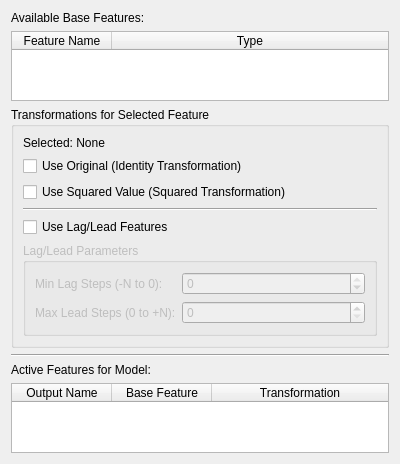
Qt form src/WhiskerToolbox/ML_Widget/FeatureProcessingWidget/FeatureProcessingWidget.ui (paulmthompson/WhiskerToolbox) before a commit.
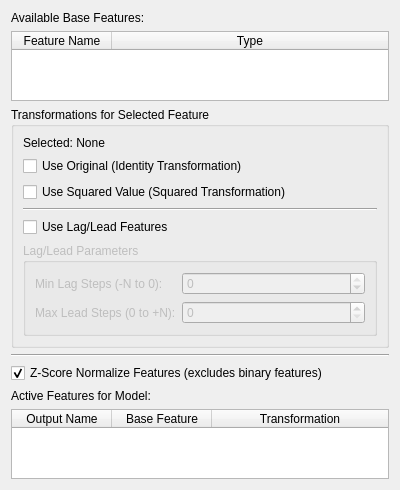
The same form after that commit.

Commit message: better layout. Make sure to remove nans and z score for prediction

```diff
--- a/src/WhiskerToolbox/ML_Widget/FeatureProcessingWidget/FeatureProcessingWidget.ui
+++ b/src/WhiskerToolbox/ML_Widget/FeatureProcessingWidget/FeatureProcessingWidget.ui
@@ -169,6 +169,16 @@
      </property>
     </widget>
    </item>
+   <item>
+    <widget class="QCheckBox" name="zScoreNormalizationCheckBox">
+     <property name="text">
+      <string>Z-Score Normalize Features (excludes binary features)</string>
+     </property>
+     <property name="checked">
+      <bool>true</bool>
+     </property>
+    </widget>
+   </item>
    <item>
     <widget class="QLabel" name="activeFeaturesDisplayLabel">
      <property name="text">
```
The commit also changes 10 other files.
